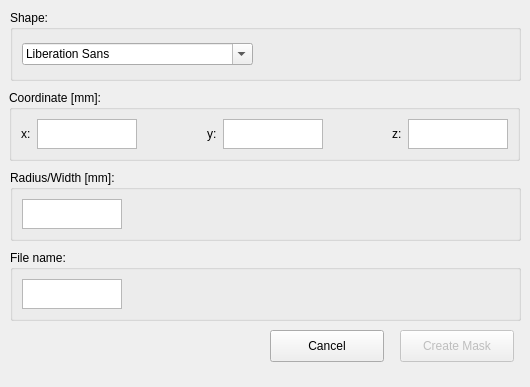
Above: src/ui/create_mask.ui from pfechd/jabe before the change. Below: the same form after it.
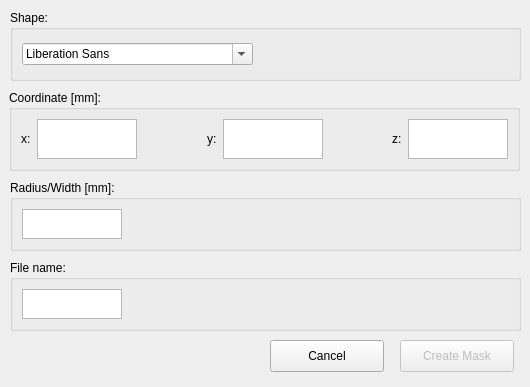
That is the form after the change.

Commit message: Change size of coordinate group

```diff
--- a/src/ui/create_mask.ui
+++ b/src/ui/create_mask.ui
@@ -19,7 +19,7 @@
      <x>9</x>
      <y>90</y>
      <width>511</width>
-     <height>71</height>
+     <height>81</height>
     </rect>
    </property>
    <property name="title">
@@ -127,7 +127,7 @@
    <property name="geometry">
     <rect>
      <x>10</x>
-     <y>170</y>
+     <y>180</y>
      <width>511</width>
      <height>71</height>
     </rect>
@@ -205,7 +205,7 @@
    <property name="geometry">
     <rect>
      <x>400</x>
-     <y>330</y>
+     <y>340</y>
      <width>114</width>
      <height>32</height>
     </rect>
@@ -218,7 +218,7 @@
    <property name="geometry">
     <rect>
      <x>270</x>
-     <y>330</y>
+     <y>340</y>
      <width>114</width>
      <height>32</height>
     </rect>
@@ -231,7 +231,7 @@
    <property name="geometry">
     <rect>
      <x>10</x>
-     <y>250</y>
+     <y>260</y>
      <width>511</width>
      <height>71</height>
     </rect>
```
